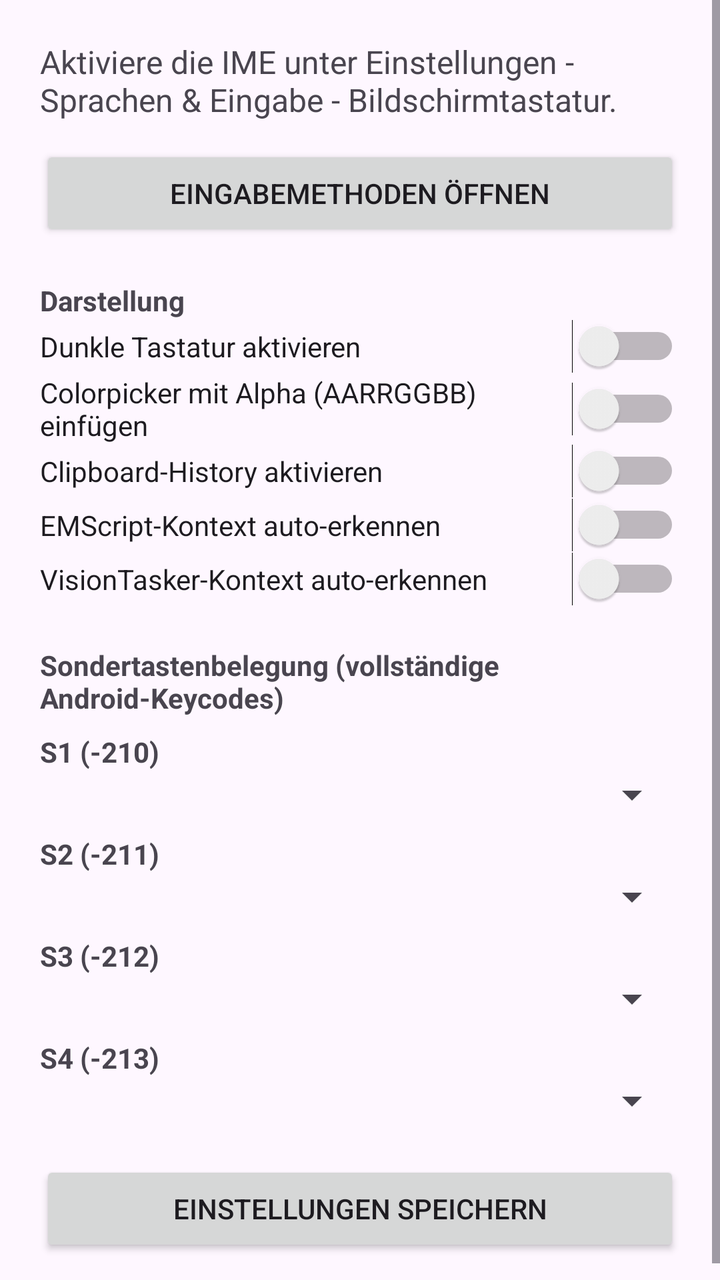
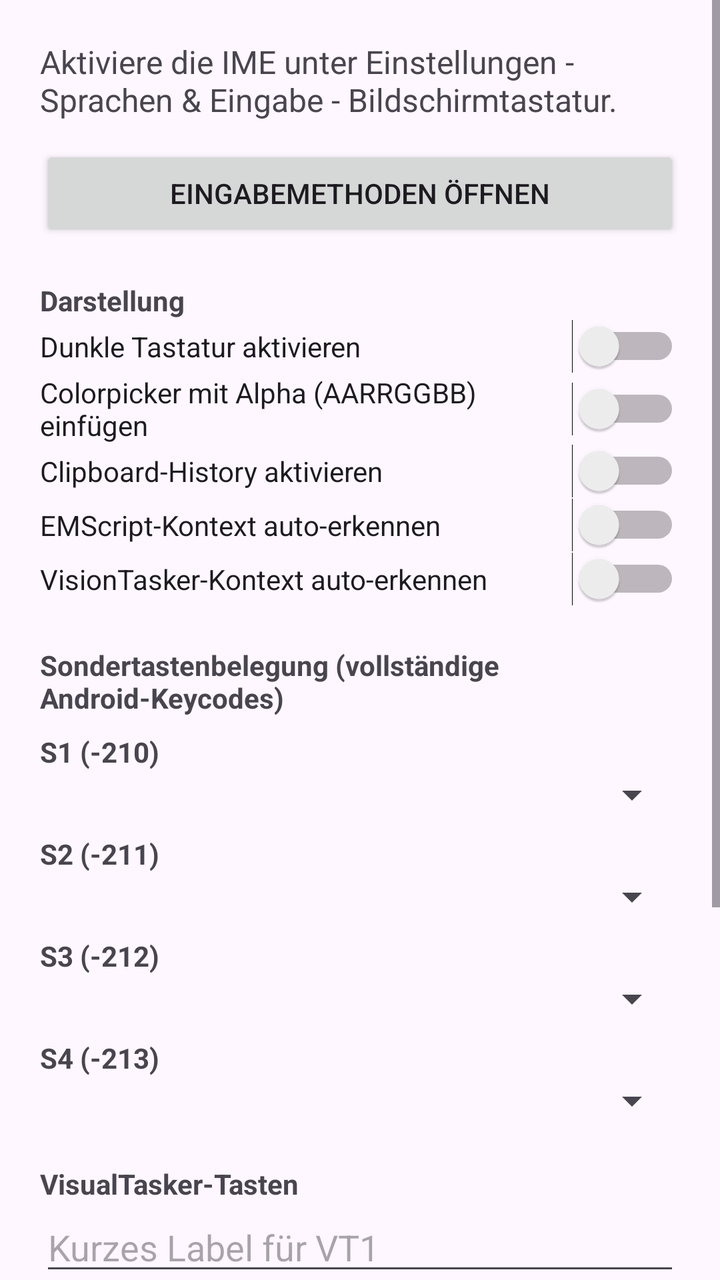

An Android layout rendered at two revisions. The XML below is the earlier revision; the diff shows what the commit changed to produce the second picture.
<!-- AndroidManifest.xml: application theme Theme.ImeKeypad -->
<!-- res/layout/activity_main.xml -->
<?xml version="1.0" encoding="utf-8"?>
<ScrollView xmlns:android="http://schemas.android.com/apk/res/android"
    android:layout_width="match_parent"
    android:layout_height="match_parent">

    <LinearLayout
        android:layout_width="match_parent"
        android:layout_height="wrap_content"
        android:orientation="vertical"
        android:padding="20dp">

        <TextView
            android:layout_width="match_parent"
            android:layout_height="wrap_content"
            android:text="@string/enable_ime_hint"
            android:textSize="16sp" />

        <Button
            android:id="@+id/openSettingsButton"
            android:layout_width="match_parent"
            android:layout_height="wrap_content"
            android:layout_marginTop="12dp"
            android:text="@string/open_input_settings" />

        <TextView
            android:layout_width="match_parent"
            android:layout_height="wrap_content"
            android:layout_marginTop="20dp"
            android:text="Darstellung"
            android:textStyle="bold" />

        <Switch
            android:id="@+id/darkKeyboardSwitch"
            android:layout_width="match_parent"
            android:layout_height="wrap_content"
            android:text="Dunkle Tastatur aktivieren" />

        <Switch
            android:id="@+id/colorArgbSwitch"
            android:layout_width="match_parent"
            android:layout_height="wrap_content"
            android:text="Colorpicker mit Alpha (AARRGGBB) einfügen" />

        <Switch
            android:id="@+id/clipboardHistorySwitch"
            android:layout_width="match_parent"
            android:layout_height="wrap_content"
            android:text="Clipboard-History aktivieren" />

        <Switch
            android:id="@+id/emscriptModeSwitch"
            android:layout_width="match_parent"
            android:layout_height="wrap_content"
            android:text="EMScript-Kontext auto-erkennen" />

        <Switch
            android:id="@+id/visionTaskerModeSwitch"
            android:layout_width="match_parent"
            android:layout_height="wrap_content"
            android:text="VisionTasker-Kontext auto-erkennen" />

        <TextView
            android:layout_width="match_parent"
            android:layout_height="wrap_content"
            android:layout_marginTop="20dp"
            android:text="Sondertastenbelegung (vollständige Android-Keycodes)"
            android:textStyle="bold" />

        <TextView
            android:layout_width="match_parent"
            android:layout_height="wrap_content"
            android:layout_marginTop="8dp"
            android:text="S1 (-210)"
            android:textStyle="bold" />
        <Spinner
            android:id="@+id/spinnerSpecial210"
            android:layout_width="match_parent"
            android:layout_height="wrap_content" />

        <TextView
            android:layout_width="match_parent"
            android:layout_height="wrap_content"
            android:layout_marginTop="8dp"
            android:text="S2 (-211)"
            android:textStyle="bold" />
        <Spinner
            android:id="@+id/spinnerSpecial211"
            android:layout_width="match_parent"
            android:layout_height="wrap_content" />

        <TextView
            android:layout_width="match_parent"
            android:layout_height="wrap_content"
            android:layout_marginTop="8dp"
            android:text="S3 (-212)"
            android:textStyle="bold" />
        <Spinner
            android:id="@+id/spinnerSpecial212"
            android:layout_width="match_parent"
            android:layout_height="wrap_content" />

        <TextView
            android:layout_width="match_parent"
            android:layout_height="wrap_content"
            android:layout_marginTop="8dp"
            android:text="S4 (-213)"
            android:textStyle="bold" />
        <Spinner
            android:id="@+id/spinnerSpecial213"
            android:layout_width="match_parent"
            android:layout_height="wrap_content" />

        <Button
            android:id="@+id/saveSettingsButton"
            android:layout_width="match_parent"
            android:layout_height="wrap_content"
            android:layout_marginTop="18dp"
            android:text="Einstellungen speichern" />

    </LinearLayout>
</ScrollView>
<!-- resources referenced by this layout -->
<resources>
  <string name="enable_ime_hint">Aktiviere die IME unter Einstellungen - Sprachen &amp; Eingabe - Bildschirmtastatur.</string>
  <string name="open_input_settings">Eingabemethoden öffnen</string>
  <style name="Theme.ImeKeypad" parent="Theme.Material3.DayNight.NoActionBar">
          <item name="android:statusBarColor" tools:targetApi="l">?attr/colorSurface</item>
      </style>
</resources>

<!-- the commit's change to res/layout/activity_main.xml (unified diff, before → after) -->
@@ -110,6 +110,50 @@
             android:layout_width="match_parent"
             android:layout_height="wrap_content" />
 
+        <TextView
+            android:layout_width="match_parent"
+            android:layout_height="wrap_content"
+            android:layout_marginTop="20dp"
+            android:text="VisualTasker-Tasten"
+            android:textStyle="bold" />
+
+        <EditText
+            android:id="@+id/vtSlot1Label"
+            android:layout_width="match_parent"
+            android:layout_height="wrap_content"
+            android:hint="Kurzes Label für VT1"
+            android:inputType="text"
+            android:maxLength="6"
+            android:singleLine="true" />
+
+        <EditText
+            android:id="@+id/vtSlot1Script"
+            android:layout_width="match_parent"
+            android:layout_height="wrap_content"
+            android:gravity="top|start"
+            android:hint="EMScript für VT1"
+            android:inputType="textMultiLine|textNoSuggestions"
+            android:minLines="2" />
+
+        <EditText
+            android:id="@+id/vtSlot2Label"
+            android:layout_width="match_parent"
+            android:layout_height="wrap_content"
+            android:layout_marginTop="8dp"
+            android:hint="Kurzes Label für VT2"
+            android:inputType="text"
+            android:maxLength="6"
+            android:singleLine="true" />
+
+        <EditText
+            android:id="@+id/vtSlot2Script"
+            android:layout_width="match_parent"
+            android:layout_height="wrap_content"
+            android:gravity="top|start"
+            android:hint="EMScript für VT2"
+            android:inputType="textMultiLine|textNoSuggestions"
+            android:minLines="2" />
+
         <Button
             android:id="@+id/saveSettingsButton"
             android:layout_width="match_parent"
